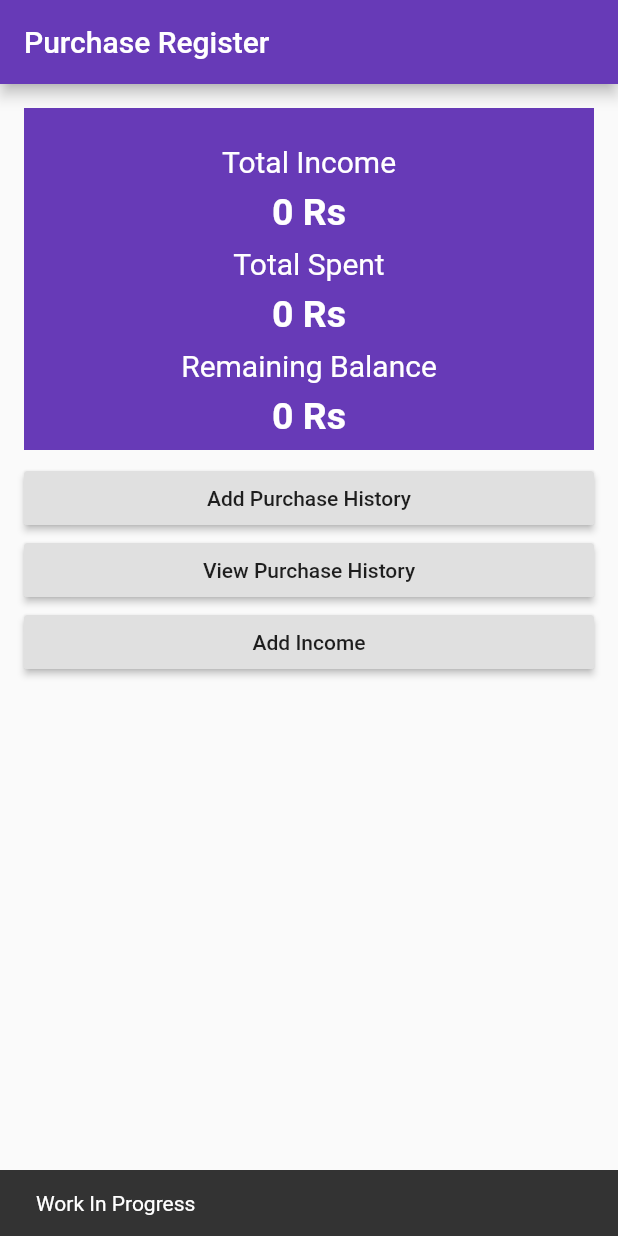
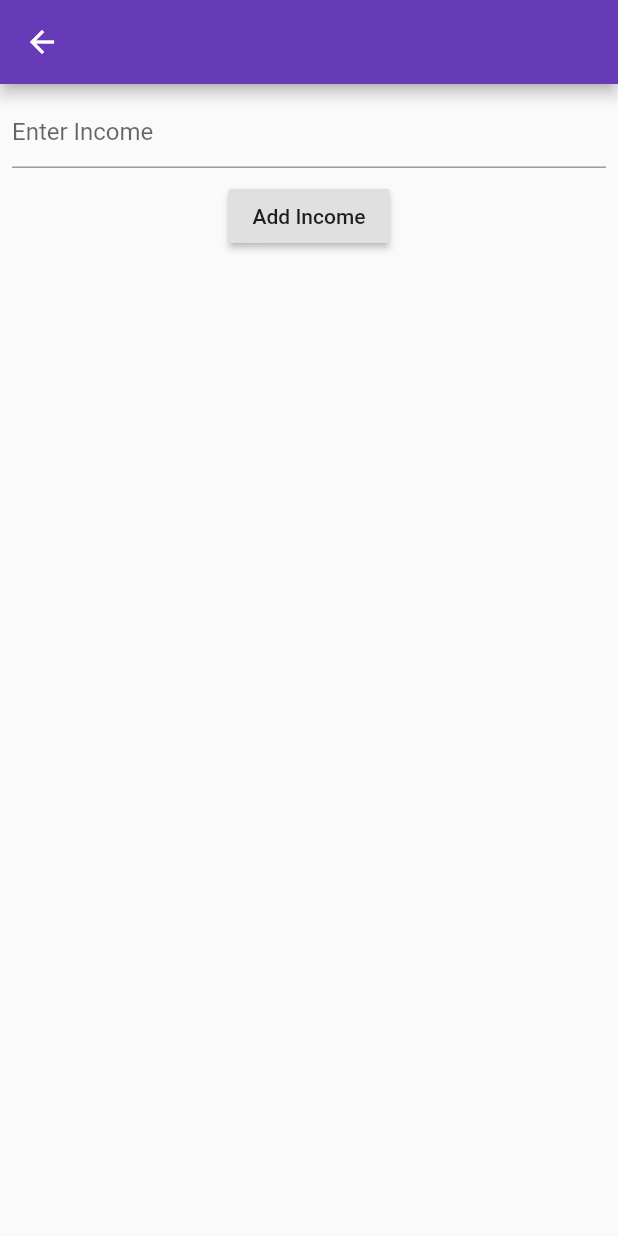
Before and after one commit to ameenmaheen/FlutterExpenseManager, a Flutter app: the screen it shows after launch, after a tap on "Add Income", on a phone screen of 412 x 824 dp. Run offline on Flutter 3.47's test engine with Material 2 defaults, Android fonts, the phone set to English and light mode, and no system bars; our stand-ins replace sqflite; accounts and stored records are empty.

Commit message:
Income addition and shows remaining amount from income after a purchase

```diff
--- /dev/null
+++ b/lib/add_income_page.dart
@@ -0,0 +1,54 @@
+import 'package:demo_app/db/purchase_database.dart';
+import 'package:flutter/material.dart';
+
+class AddIncome extends StatefulWidget {
+  @override
+  _AddIncomeState createState() => _AddIncomeState();
+}
+
+class _AddIncomeState extends State<AddIncome> {
+  var _incomeController = TextEditingController();
+
+  @override
+  Widget build(BuildContext context) {
+    return Scaffold(
+      appBar: AppBar(),
+      body: Padding(
+        padding: const EdgeInsets.all(8.0),
+        child: Container(
+          child: Column(
+            children: <Widget>[
+              getNameWidget(),
+              SizedBox(
+                height: 8.0,
+              ),
+              getSubmitButton()
+            ],
+          ),
+        ),
+      ),
+    );
+  }
+
+  Widget getNameWidget() {
+    return TextFormField(
+      decoration: InputDecoration(hintText: 'Enter Income'),
+      controller: _incomeController,
+    );
+  }
+
+  Widget getSubmitButton() {
+    return RaisedButton(
+      child: Text('Add Income'),
+      onPressed: () => addIncome(),
+    );
+  }
+
+  addIncome() {
+    FocusScope.of(context).requestFocus(FocusNode());
+    int income = int.tryParse(_incomeController.text);
+    PurchaseDatabase().insertIncome(income).then((result)  {
+      print('Income added [$result]');
+    });
+  }
+}
--- a/lib/purchase_home_page.dart
+++ b/lib/purchase_home_page.dart
@@ -1,3 +1,4 @@
+import 'package:demo_app/add_income_page.dart';
 import 'package:demo_app/db/purchase_database.dart';
 import 'package:demo_app/purchase_entry_page.dart';
 import 'package:demo_app/purchase_list_page.dart';
@@ -20,13 +21,14 @@ class _PurchaseHomePageState extends State<PurchaseHomePage> {
     getSumOfPurchase();
   }
 
-  void getSumOfPurchase() {
-    PurchaseDatabase().getSumOfPurchases().then((value) {
-      setState(() {
-        totalSpent = value;
-        remainingIncome = totalIncome - totalSpent;
-      });
-    });
+  void getSumOfPurchase() async{
+   int purchaseSum = await  PurchaseDatabase().getSumOfPurchases();
+   int income = await PurchaseDatabase().getIncome();
+
+   setState(() {
+       totalSpent = purchaseSum;
+       remainingIncome = income - purchaseSum;
+     });
   }
 
   @override
@@ -53,28 +55,29 @@ class _PurchaseHomePageState extends State<PurchaseHomePage> {
               ),
               RaisedButton(
                 child: Text('Add Purchase History'),
-                onPressed: () {
-                  addPurchase(context);
-                },
+                onPressed: () => addPurchase(context),
               ),
               RaisedButton(
                 child: Text('View Purchase History'),
-                onPressed: () {
-                  gotoPurchaseList(context);
-                },
+                onPressed: () => gotoPurchaseList(context),
               ),
               RaisedButton(
                 child: Text('Add Income'),
-                onPressed: () {
-                  final snackBar = SnackBar(content: Text('Work In Progress'));
-                  Scaffold.of(context).showSnackBar(snackBar);
-                },
+                onPressed: () => addIncome(context),
               )
             ],
           ),
         ],
       ),
     );
+  }
+
+  void addIncome(BuildContext context) async {
+    bool result = await Navigator.push(
+        context, MaterialPageRoute(builder: (context) => AddIncome()));
+    if (result) {
+      getSumOfPurchase();
+    }
   }
 
   void gotoPurchaseList(BuildContext context) async {
```
Also changed, not shown: lib/db/purchase_database.dart (+9 -1 lines), lib/purchase_list_page.dart (+5 -5 lines).
